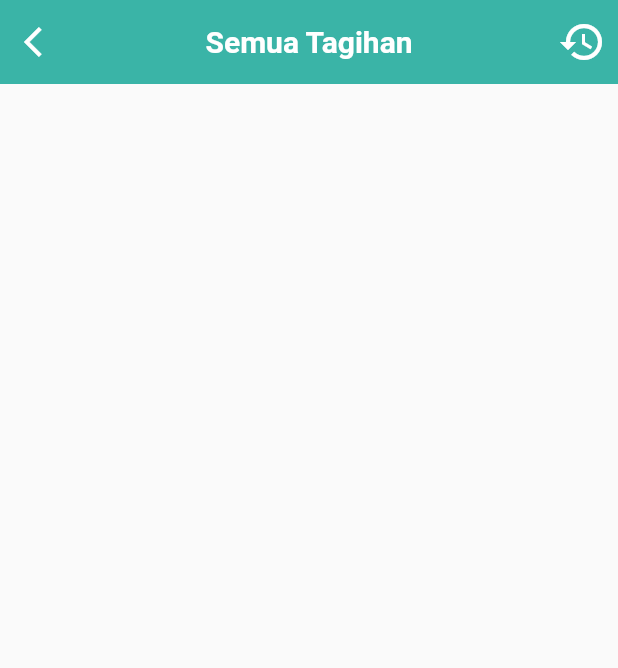
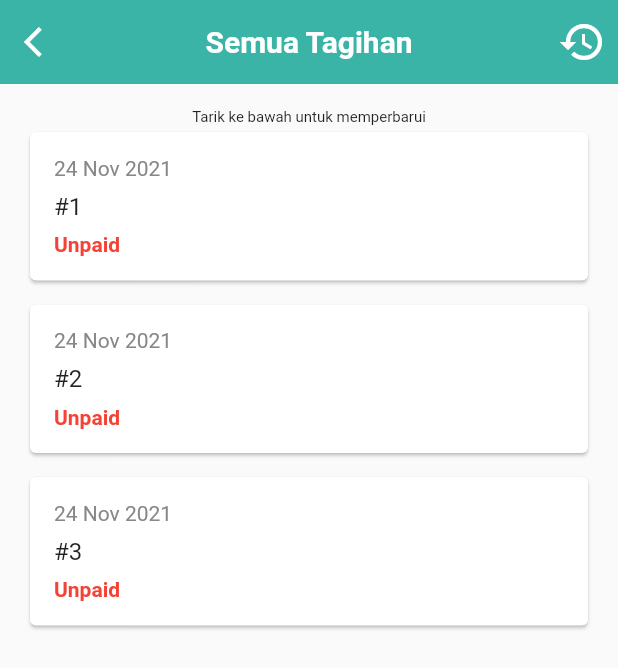
Before and after one commit to willypede/mynusa, a Flutter app: the HomePage screen opened by its route, after a tap on "Tagihan", on a phone screen of 412 x 824 dp. Shown: the top 668 px of the screen. Run offline on Flutter 3.47's test engine with Material 2 defaults, Android fonts, the phone set to English and light mode, and no system bars; drawn by our look-alikes of auto_size_text; our stand-ins replace country_picker, flutter_phosphor_icons, flutter_spinkit, modal_bottom_sheet, shared_preferences, video_player; missing offline and left inert: fijkplayer, klocalizations_flutter; accounts and stored records are empty; Roboto replaces fonts that are missing (Nunito).

Commit message:
Checkpoint - 26 November 2021
Weekend checkpoint

```diff
--- a/lib/l10n/intl_en.arb
+++ b/lib/l10n/intl_en.arb
@@ -26,7 +26,10 @@
   "package_period_note": "Your subscription period almost reaches the deadline for this period. Will you renew your service?",
   "no": "No",
   "renew": "Renew",
-  "address": "Address"
+  "address": "Address",
+
+
+  "pull_to_refresh": "Pull to refresh"
 
 
 }
--- a/lib/l10n/intl_id.arb
+++ b/lib/l10n/intl_id.arb
@@ -26,7 +26,10 @@
   "package_period_note": "Paket anda hampir mencapai batas waktu untuk periode ini. Apakah anda akan memperbarui layanan anda?",
   "no": "Tidak",
   "renew": "Perbarui",
-  "address": "Alamat"
+  "address": "Alamat",
+
+
+  "pull_to_refresh": "Tarik ke bawah untuk memperbarui"
 
 
 }
--- /dev/null
+++ b/lib/models/unpaid_invoice.dart
@@ -0,0 +1,10 @@
+class UnpaidInvoice{
+  int id;
+  String tanggal, invoiceNumber;
+  bool status;
+
+  UnpaidInvoice({
+    required this.id, required this.tanggal, required this.invoiceNumber,
+    required this.status
+});
+}
--- a/lib/pages/cctv/cctv.dart
+++ b/lib/pages/cctv/cctv.dart
@@ -21,7 +21,7 @@ class _CctvPageState extends State<CctvPage> {
   void initState() {
     super.initState();
     player.setDataSource(
-        "https://satisfied-toad-2148.dataplicity.io/?action=stream",
+        "https://prosthetic-owl-2020.dataplicity.io/?action=stream",
         autoPlay: true);
   }
 
--- a/lib/pages/home/home_app_bar.dart
+++ b/lib/pages/home/home_app_bar.dart
@@ -136,7 +136,8 @@ class _HomeAppBarState extends State<HomeAppBar> {
   Widget build(BuildContext context) {
     final themeChange = Provider.of<DarkThemeProvider>(context);
     return Container(
-        child: GestureDetector(
+        child: InkWell(
+          splashColor: Colors.transparent,
           child: Align(
               alignment: Alignment.centerLeft,
               child: Container(
--- /dev/null
+++ b/lib/pages/unpaid_invoices/card_unpaid_invoices.dart
@@ -0,0 +1,63 @@
+import 'package:flutter/material.dart';
+import 'package:mynusa/models/unpaid_invoice.dart';
+import 'package:mynusa/services/colors.dart';
+import 'package:mynusa/services/custom_calendar.dart';
+
+class UnpaidInvoicesCard extends StatelessWidget {
+  UnpaidInvoicesCard(this.unpaidInvoices, this.lastItem);
+  final UnpaidInvoice unpaidInvoices;
+  final bool lastItem;
+  @override
+  Widget build(BuildContext context) {
+    return Padding(
+      padding: EdgeInsets.symmetric(horizontal: 16),
+      child: Column(
+        crossAxisAlignment: CrossAxisAlignment.stretch,
+        children: [
+          Card(
+            child: Padding(
+              padding: EdgeInsets.all(16),
+              child: Column(
+                crossAxisAlignment: CrossAxisAlignment.start,
+                children: [
+                  Text(
+                    CustomCalendar.convertToIdnCalendar(unpaidInvoices.tanggal),
+                    style: TextStyle(
+                        fontFamily: "Nunito",
+                        fontSize: 14,
+                        color: Color(int.parse(mediumGrey))
+                    ),
+                  ),
+                  const SizedBox(
+                    height: 8,
+                  ),
+                  Text(
+                    unpaidInvoices.invoiceNumber,
+                    style: TextStyle(
+                        fontFamily: "Nunito",
+                        fontSize: 16,
+                    ),
+                  ),
+                  const SizedBox(
+                    height: 8,
+                  ),
+                  Text(
+                      unpaidInvoices.status ? "Paid" : "Unpaid",
+                      style: TextStyle(
+                          fontFamily: "Nunito",
+                          fontSize: 14,
+                          fontWeight: FontWeight.w700,
+                          color: unpaidInvoices.status ? Colors.green : Colors.red)
+                  ),
+                ],
+              ),
+            ),
+          ),
+          const SizedBox(
+            height: 8,
+          )
+        ],
+      ),
+    );
+  }
+}
--- a/lib/pages/unpaid_invoices/page_unpaid_invoices.dart
+++ b/lib/pages/unpaid_invoices/page_unpaid_invoices.dart
@@ -1,12 +1,43 @@
 import 'package:auto_size_text/auto_size_text.dart';
 import 'package:flutter/material.dart';
+import 'package:flutter_spinkit/flutter_spinkit.dart';
 import 'package:mynusa/generated/l10n.dart';
+import 'package:mynusa/models/unpaid_invoice.dart';
+import 'package:mynusa/pages/unpaid_invoices/card_unpaid_invoices.dart';
 import 'package:mynusa/services/colors.dart';
 import 'package:mynusa/services/dark_theme_provider.dart';
+import 'package:mynusa/services/no_glow_scroll_view.dart';
 import 'package:provider/provider.dart';
 
-class UnpaidInvoicesPage extends StatelessWidget {
-  const UnpaidInvoicesPage({Key? key}) : super(key: key);
+class UnpaidInvoicesPage extends StatefulWidget {
+  UnpaidInvoicesPage({Key? key}) : super(key: key);
+
+  @override
+  State<UnpaidInvoicesPage> createState() => _UnpaidInvoicesPageState();
+}
+
+class _UnpaidInvoicesPageState extends State<UnpaidInvoicesPage> {
+  List<UnpaidInvoice> arrUnpaidInvoice = [];
+  int customerId = 0;
+
+  Future<void> _refreshUnpaidInvoices() async {
+    setState(() {
+      _fetchUnpaidInvoices(customerId);
+    });
+  }
+
+  Future<List<UnpaidInvoice>> _fetchUnpaidInvoices(int customerId) async {
+    List<UnpaidInvoice> arr = [];
+
+    // dummy
+    for(int i = 1; i <= 3; i++){
+      final ui = UnpaidInvoice(id: i, status: false,
+          invoiceNumber: "#" + i.toString(), tanggal: "2021-11-24");
+      arr.add(ui);
+    }
+
+    return arr;
+  }
 
   @override
   Widget build(BuildContext context) {
@@ -50,6 +81,68 @@ class UnpaidInvoicesPage extends StatelessWidget {
                 })
           ],
         ),
+        body: Column(
+          children: [
+            const SizedBox(
+              height: 16,
+            ),
+            Text(
+              S.of(context).pull_to_refresh,
+              style: TextStyle(fontFamily: "Nunito", fontSize: 10),
+            ),
+            Flexible(
+              child: RefreshIndicator(
+                  onRefresh: _refreshUnpaidInvoices,
+                  child: ScrollConfiguration(
+                    behavior: NoGlowScrollView(),
+                    child: SingleChildScrollView(
+                      physics: AlwaysScrollableScrollPhysics(),
+                      child: FutureBuilder(
+                          future: _fetchUnpaidInvoices(customerId),
+                          builder: (context, AsyncSnapshot snapshot) {
+                            if (snapshot.connectionState ==
+                                ConnectionState.waiting) {
+                              return Container(
+                                margin: EdgeInsets.all(64),
+                                child: SpinKitFadingCube(
+                                  color: Color(int.parse(secondaryColor)),
+                                  size: 32.0,
+                                ),
+                              );
+                            } else if (snapshot.connectionState ==
+                                ConnectionState.done &&
+                                snapshot.data == null) {
+                              // return createDataNotFoundCard();
+                              return Container();
+                            } else {
+                              return ScrollConfiguration(
+                                  behavior: NoGlowScrollView(),
+                                  child: ListView.builder(
+                                    shrinkWrap: true,
+                                    physics: BouncingScrollPhysics(),
+                                    padding: EdgeInsets.only(
+                                        bottom: MediaQuery.of(context)
+                                            .viewInsets
+                                            .bottom),
+                                    itemCount: snapshot.data.length,
+                                    itemBuilder: (context, index) {
+
+                                      final UnpaidInvoice ui = UnpaidInvoice(
+                                        tanggal: snapshot.data[index].tanggal,
+                                        invoiceNumber: snapshot.data[index].invoiceNumber,
+                                        status: snapshot.data[index].status,
+                                        id: snapshot.data[index].id
+                                      );
+                                      return UnpaidInvoicesCard(ui, index == snapshot.data.length ? true : false);
+                                    },
+                                  ));
+                            }
+                          }),
+                    ),
+                  )),
+            ),
+          ],
+        ),
       ),
     );
   }
--- /dev/null
+++ b/lib/services/custom_calendar.dart
@@ -0,0 +1,30 @@
+import 'package:intl/intl.dart';
+
+class CustomCalendar {
+
+  static String convertToIdnCalendar(String currentDate){
+    if(currentDate == null || currentDate.isEmpty)
+      return "";
+    final DateFormat format = new DateFormat("yyyy-MM-dd");
+    final DateFormat newFormat = new DateFormat("dd MMM yyyy");
+    final oldDate = format.parse(currentDate);
+    final newDate = newFormat.format(oldDate);
+    return newDate;
+  }
+  static String convertToDateTime(String currentDate){
+    if(currentDate == null || currentDate.isEmpty)
+      return "";
+    final DateTime dateTime = DateTime.parse(currentDate);
+    final DateFormat newFormat = new DateFormat("dd MMM yyyy, HH:mm");
+    final newDate = newFormat.format(dateTime);
+    return newDate;
+  }
+  static String convertToDdM(String currentDate){
+    if(currentDate == null || currentDate.isEmpty)
+      return "";
+    final DateTime dateTime = DateTime.parse(currentDate);
+    final DateFormat newFormat = new DateFormat("d/M");
+    final newDate = newFormat.format(dateTime);
+    return newDate;
+  }
+}
```
Also changed, not shown: lib/generated/intl/messages_en.dart, lib/generated/intl/messages_id.dart, lib/generated/l10n.dart.
